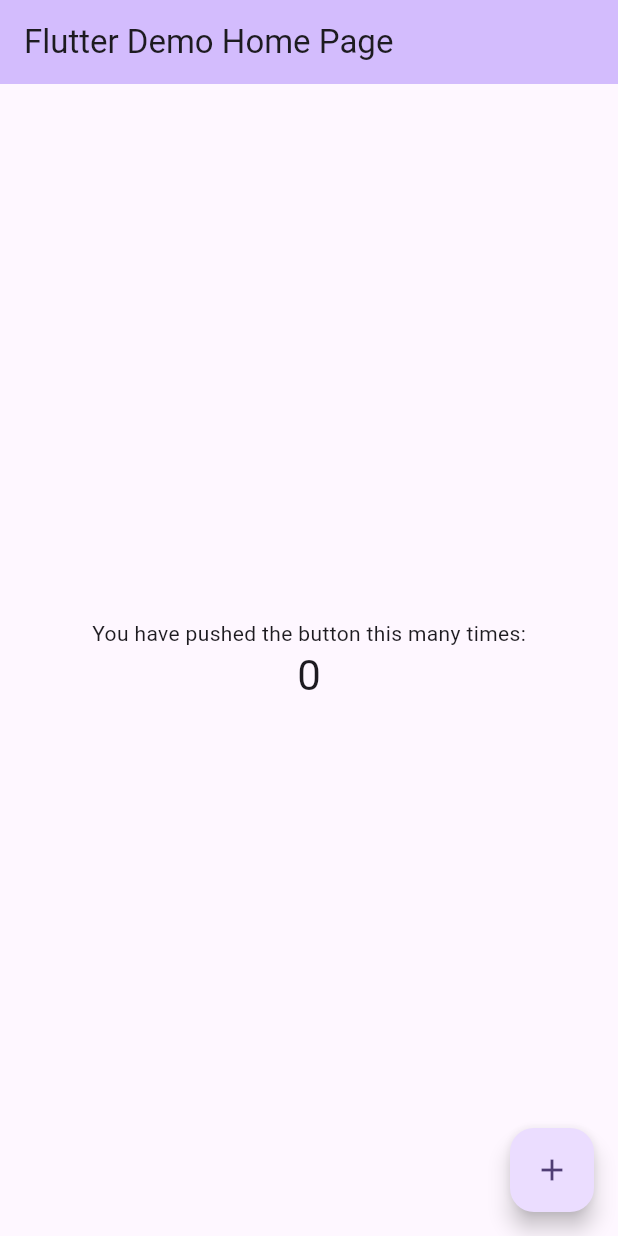
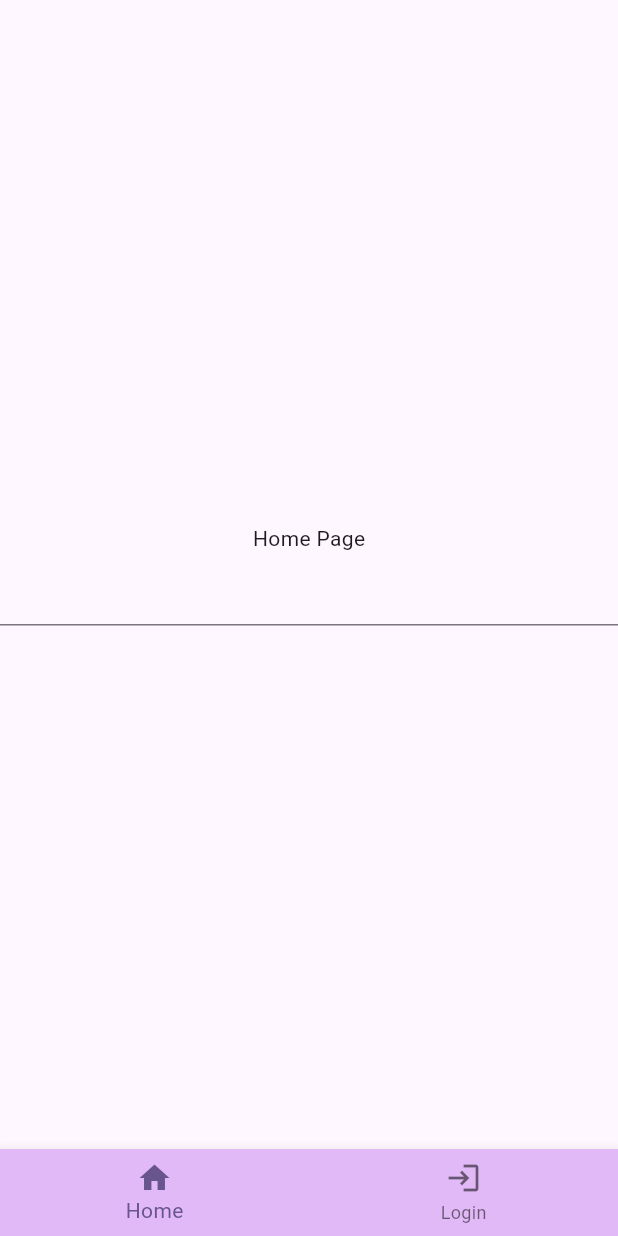
Before and after one commit to siuma1109/flutter_life_goal_management, a Flutter app: the screen it shows after launch, on a phone screen of 412 x 824 dp. Run offline on Flutter 3.47's test engine with Material 3 defaults, Android fonts, the phone set to English and light mode, and no system bars; our stand-ins replace go_router.

Commit message:
Add basic function for go_router plugin for navigation

```diff
--- a/lib/main.dart
+++ b/lib/main.dart
@@ -1,125 +1,6 @@
 import 'package:flutter/material.dart';
+import 'package:flutter_life_goal_management/src/app.dart';
 
 void main() {
   runApp(const MyApp());
 }
-
-class MyApp extends StatelessWidget {
-  const MyApp({super.key});
-
-  // This widget is the root of your application.
-  @override
-  Widget build(BuildContext context) {
-    return MaterialApp(
-      title: 'Flutter Demo',
-      theme: ThemeData(
-        // This is the theme of your application.
-        //
-        // TRY THIS: Try running your application with "flutter run". You'll see
-        // the application has a purple toolbar. Then, without quitting the app,
-        // try changing the seedColor in the colorScheme below to Colors.green
-        // and then invoke "hot reload" (save your changes or press the "hot
-        // reload" button in a Flutter-supported IDE, or press "r" if you used
-        // the command line to start the app).
-        //
-        // Notice that the counter didn't reset back to zero; the application
-        // state is not lost during the reload. To reset the state, use hot
-        // restart instead.
-        //
-        // This works for code too, not just values: Most code changes can be
-        // tested with just a hot reload.
-        colorScheme: ColorScheme.fromSeed(seedColor: Colors.deepPurple),
-        useMaterial3: true,
-      ),
-      home: const MyHomePage(title: 'Flutter Demo Home Page'),
-    );
-  }
-}
-
-class MyHomePage extends StatefulWidget {
-  const MyHomePage({super.key, required this.title});
-
-  // This widget is the home page of your application. It is stateful, meaning
-  // that it has a State object (defined below) that contains fields that affect
-  // how it looks.
-
-  // This class is the configuration for the state. It holds the values (in this
-  // case the title) provided by the parent (in this case the App widget) and
-  // used by the build method of the State. Fields in a Widget subclass are
-  // always marked "final".
-
-  final String title;
-
-  @override
-  State<MyHomePage> createState() => _MyHomePageState();
-}
-
-class _MyHomePageState extends State<MyHomePage> {
-  int _counter = 0;
-
-  void _incrementCounter() {
-    setState(() {
-      // This call to setState tells the Flutter framework that something has
-      // changed in this State, which causes it to rerun the build method below
-      // so that the display can reflect the updated values. If we changed
-      // _counter without calling setState(), then the build method would not be
-      // called again, and so nothing would appear to happen.
-      _counter++;
-    });
-  }
-
-  @override
-  Widget build(BuildContext context) {
-    // This method is rerun every time setState is called, for instance as done
-    // by the _incrementCounter method above.
-    //
-    // The Flutter framework has been optimized to make rerunning build methods
-    // fast, so that you can just rebuild anything that needs updating rather
-    // than having to individually change instances of widgets.
-    return Scaffold(
-      appBar: AppBar(
-        // TRY THIS: Try changing the color here to a specific color (to
-        // Colors.amber, perhaps?) and trigger a hot reload to see the AppBar
-        // change color while the other colors stay the same.
-        backgroundColor: Theme.of(context).colorScheme.inversePrimary,
-        // Here we take the value from the MyHomePage object that was created by
-        // the App.build method, and use it to set our appbar title.
-        title: Text(widget.title),
-      ),
-      body: Center(
-        // Center is a layout widget. It takes a single child and positions it
-        // in the middle of the parent.
-        child: Column(
-          // Column is also a layout widget. It takes a list of children and
-          // arranges them vertically. By default, it sizes itself to fit its
-          // children horizontally, and tries to be as tall as its parent.
-          //
-          // Column has various properties to control how it sizes itself and
-          // how it positions its children. Here we use mainAxisAlignment to
-          // center the children vertically; the main axis here is the vertical
-          // axis because Columns are vertical (the cross axis would be
-          // horizontal).
-          //
-          // TRY THIS: Invoke "debug painting" (choose the "Toggle Debug Paint"
-          // action in the IDE, or press "p" in the console), to see the
-          // wireframe for each widget.
-          mainAxisAlignment: MainAxisAlignment.center,
-          children: <Widget>[
-            const Text(
-              'You have pushed the button this many times:',
-            ),
-            Text(
-              '$_counter',
-              style: Theme.of(context).textTheme.headlineMedium,
-            ),
-          ],
-        ),
-      ),
-      floatingActionButton: FloatingActionButton(
-        onPressed: _incrementCounter,
-        tooltip: 'Increment',
-        child: const Icon(Icons.add),
-      ), // This trailing comma makes auto-formatting nicer for build methods.
-    );
-  }
-}
--- /dev/null
+++ b/lib/src/app.dart
@@ -0,0 +1,19 @@
+import 'package:flutter/material.dart';
+import 'package:flutter_life_goal_management/src/app_router.dart';
+
+class MyApp extends StatelessWidget {
+  const MyApp({super.key});
+
+  // This widget is the root of your application.
+  @override
+  Widget build(BuildContext context) {
+    return MaterialApp.router(
+      title: 'Flutter Demo',
+      theme: ThemeData(
+        colorScheme: ColorScheme.fromSeed(seedColor: Colors.deepPurple),
+        useMaterial3: true,
+      ),
+      routerConfig: router,
+    );
+  }
+}
--- /dev/null
+++ b/lib/src/app_router.dart
@@ -0,0 +1,39 @@
+import 'package:flutter/material.dart';
+import 'package:flutter_life_goal_management/src/features/auth/views/screens/login_screen.dart';
+import 'package:flutter_life_goal_management/src/features/bottom_nav/views.widgets/bottom_nav.dart';
+import 'package:flutter_life_goal_management/src/features/home.views.screens/home_screen.dart';
+import 'package:go_router/go_router.dart';
+
+/// The route configuration.
+final GoRouter router = GoRouter(
+  initialLocation: '/',
+  routes: <RouteBase>[
+    StatefulShellRoute.indexedStack(
+      builder: (context, state, navigationShell) {
+        return BottomNavWidget(navigationShell: navigationShell);
+      },
+      branches: [
+        StatefulShellBranch(
+          routes: [
+            GoRoute(
+              path: '/',
+              builder: (BuildContext context, GoRouterState state) {
+                return const HomeScreen(title: 'Home Screen');
+              },
+            ),
+          ],
+        ),
+        StatefulShellBranch(
+          routes: [
+            GoRoute(
+              path: '/login',
+              builder: (BuildContext context, GoRouterState state) {
+                return const LoginScreen(title: 'Login Screen');
+              },
+            ),
+          ],
+        ),
+      ],
+    ),
+  ],
+);
--- /dev/null
+++ b/lib/src/features/auth/views/screens/login_screen.dart
@@ -0,0 +1,28 @@
+import 'package:flutter/material.dart';
+
+class LoginScreen extends StatefulWidget {
+  final String title;
+
+  const LoginScreen({super.key, required this.title});
+
+  @override
+  State<LoginScreen> createState() => _LoginScreenState();
+}
+
+class _LoginScreenState extends State<LoginScreen> {
+  @override
+  Widget build(BuildContext context) {
+    return Scaffold(
+      body: Center(
+        child: Column(
+          mainAxisAlignment: MainAxisAlignment.center,
+          children: <Widget>[
+            const Text(
+              'Login Page',
+            ),
+          ],
+        ),
+      ),
+    );
+  }
+}
--- /dev/null
+++ b/lib/src/features/bottom_nav/views.widgets/bottom_nav.dart
@@ -0,0 +1,36 @@
+import 'package:flutter/material.dart';
+import 'package:go_router/go_router.dart';
+
+class BottomNavWidget extends StatelessWidget {
+  const BottomNavWidget({
+    super.key,
+    required this.navigationShell,
+  });
+
+  final StatefulNavigationShell navigationShell;
+
+  void _onTap(BuildContext context, int index) {
+    navigationShell.goBranch(
+      index,
+      initialLocation: index == navigationShell.currentIndex,
+    );
+  }
+
+  @override
+  Widget build(BuildContext context) {
+    return PopScope(
+      child: Scaffold(
+        body: navigationShell,
+        bottomNavigationBar: BottomNavigationBar(
+          onTap: (index) => _onTap(context, index),
+          backgroundColor: const Color(0xffe0b9f6),
+          currentIndex: navigationShell.currentIndex,
+          items: const [
+            BottomNavigationBarItem(icon: Icon(Icons.home), label: 'Home'),
+            BottomNavigationBarItem(icon: Icon(Icons.login), label: 'Login'),
+          ],
+        ),
+      ),
+    );
+  }
+}
--- /dev/null
+++ b/lib/src/features/home.views.screens/home_screen.dart
@@ -0,0 +1,29 @@
+import 'package:flutter/material.dart';
+
+class HomeScreen extends StatefulWidget {
+  final String title;
+
+  const HomeScreen({super.key, required this.title});
+
+  @override
+  State<HomeScreen> createState() => _HomeScreenState();
+}
+
+class _HomeScreenState extends State<HomeScreen> {
+  @override
+  Widget build(BuildContext context) {
+    return Scaffold(
+      body: Center(
+        child: Column(
+          mainAxisAlignment: MainAxisAlignment.center,
+          children: <Widget>[
+            const Text(
+              'Home Page',
+            ),
+            TextField()
+          ],
+        ),
+      ),
+    );
+  }
+}
--- a/pubspec.yaml
+++ b/pubspec.yaml
@@ -34,6 +34,7 @@ dependencies:
   # The following adds the Cupertino Icons font to your application.
   # Use with the CupertinoIcons class for iOS style icons.
   cupertino_icons: ^1.0.8
+  go_router: ^14.8.0
 
 dev_dependencies:
   flutter_test:
```
Also changed, not shown: pubspec.lock, 1 other file.
